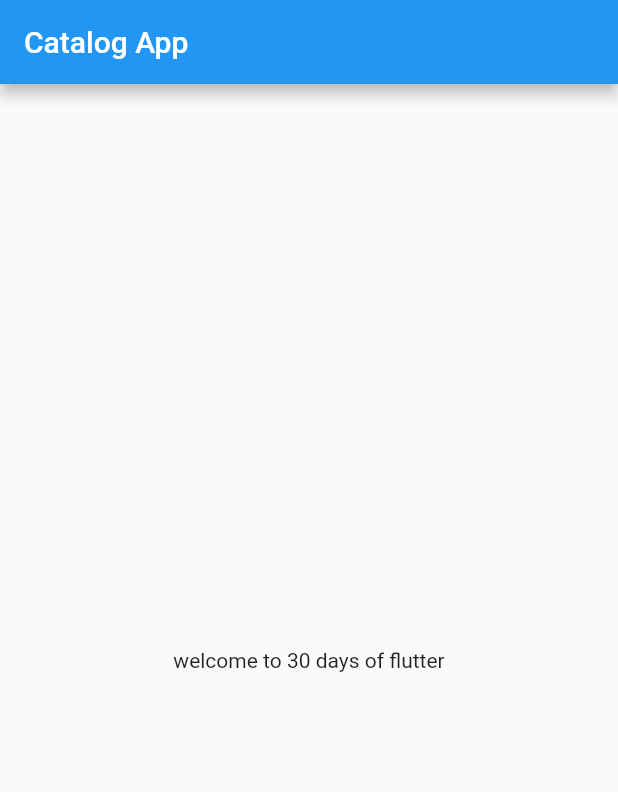
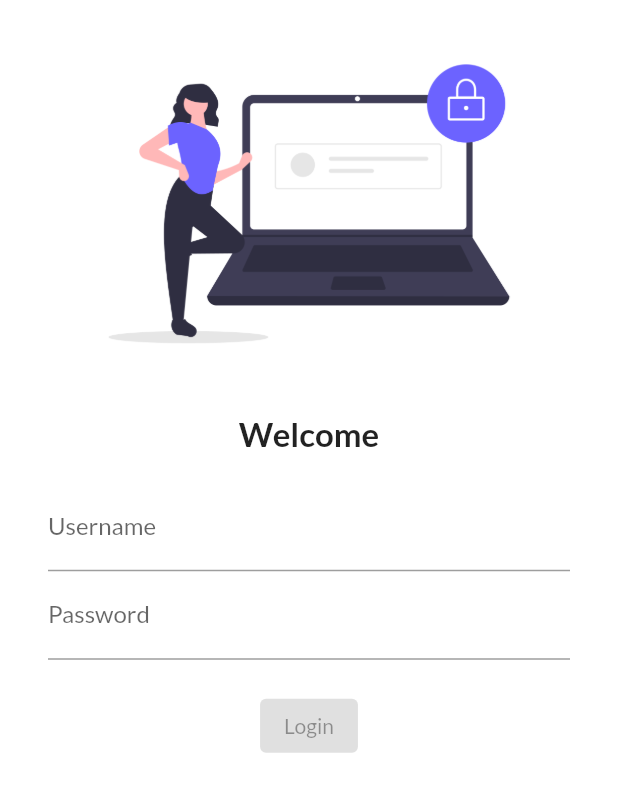
Before and after one commit to Yuvrajsingh-source/twodaysofflutter, a Flutter app: the screen it shows after launch, on a phone screen of 412 x 824 dp. Shown: the top 792 px of the screen. Run offline on Flutter 3.47's test engine with Material 2 defaults, Android fonts, the phone set to English and light mode, and no system bars; our stand-ins replace google_fonts.

Commit message:
day3completed

```diff
--- a/lib/main.dart
+++ b/lib/main.dart
@@ -1,5 +1,7 @@
-import 'package:catalog/home_page.dart';
+import 'package:catalog/pages/home_page.dart';
+import 'package:catalog/pages/login_page.dart';
 import 'package:flutter/material.dart';
+import 'package:google_fonts/google_fonts.dart';
 
 void main() {
   runApp(MyApp());
@@ -8,8 +10,19 @@ void main() {
 class MyApp extends StatelessWidget {
   @override
   Widget build(BuildContext context) {
+    //buildContext paramters
     return MaterialApp(
-      home: homepage(),
+      themeMode: ThemeMode.light,
+      theme: ThemeData(
+          primarySwatch: Colors.deepPurple,
+          fontFamily: GoogleFonts.lato().fontFamily,),
+      darkTheme: ThemeData(
+        brightness: Brightness.dark,
+      ),
+      routes: {
+        "/": (context) => Loginpage(),
+        "/home": (context) => Homepage(),
+      },
     );
   }
 }
--- a/lib/home_page.dart
+++ b/lib/pages/home_page.dart
@@ -1,6 +1,6 @@
 import 'package:flutter/material.dart';
 
-class homepage extends StatelessWidget {
+class Homepage extends StatelessWidget {
   int days = 30;
   @override
   Widget build(BuildContext context) {
--- /dev/null
+++ b/lib/pages/login_page.dart
@@ -0,0 +1,43 @@
+import 'package:flutter/material.dart';
+
+class Loginpage extends StatelessWidget {
+  @override
+  Widget build(BuildContext context) {
+    return Material(
+      color: Colors.white,
+      child: Column(
+        children: [
+          Padding(
+            padding:
+                const EdgeInsets.symmetric(vertical: 16.0, horizontal: 32.0),
+            child: Column(
+              children: [
+                Image.asset("assets/images/login_image.png", fit: BoxFit.cover),
+                SizedBox(height: 20),
+                Text("Welcome",
+                    style:
+                        TextStyle(fontSize: 22, fontWeight: FontWeight.bold)),
+                SizedBox(height: 20),
+                TextFormField(
+                    decoration: InputDecoration(
+                        hintText: "Enter Username", labelText: "Username")),
+                TextFormField(
+                    obscureText: true,
+                    decoration: InputDecoration(
+                        hintText: "Enter password", labelText: "Password")),
+                SizedBox(
+                  height: 20.0,
+                ),
+                ElevatedButton(
+                  onPressed: null,
+                  child: Text("Login"),
+                  style: TextButton.styleFrom(),
+                )
+              ],
+            ),
+          ),
+        ],
+      ),
+    );
+  }
+}
```
Also changed, not shown: pubspec.yaml (+4 -3 lines), assets/images/hey.png (added), assets/images/login_image.png (added), pubspec.lock.
